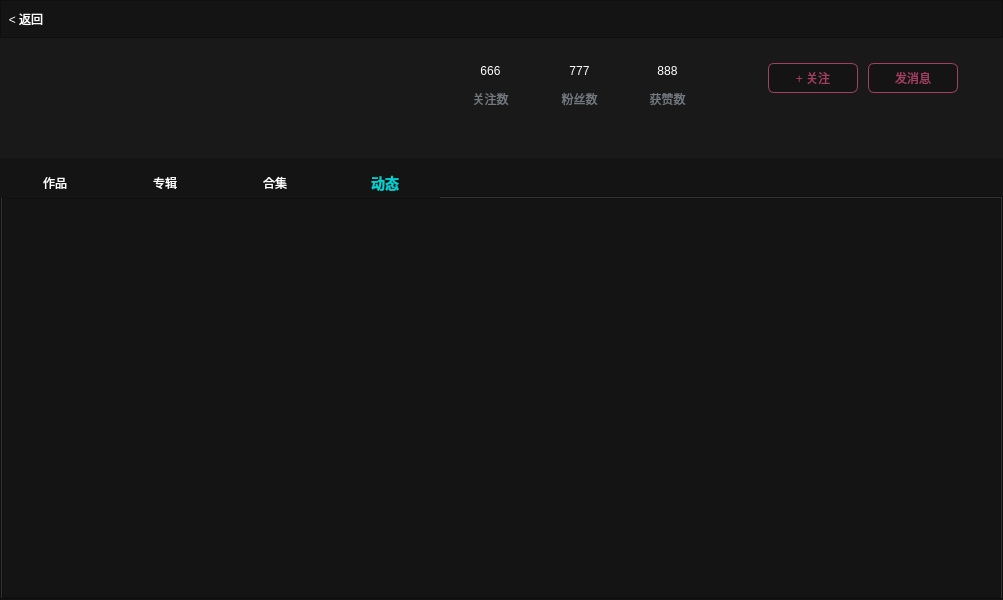
huizhang556/pc-video-player, file VideoPlayer/videomodels/PersonFileForm.ui: the form before one commit.
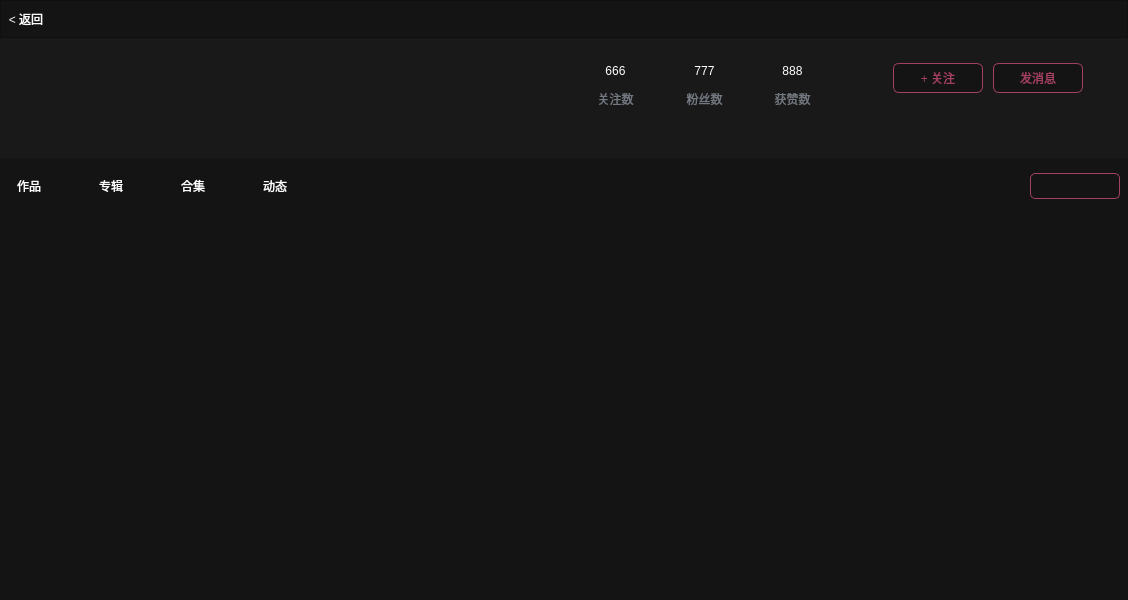
The form after the commit. The open tabs and pages were chosen to show the change. Icons and pictures are not drawn. Custom widgets are drawn as their Qt base class.

Commit message: 增加用户视频展示列表、专辑展示、合集展示、动态展示

Patch:
```diff
--- a/VideoPlayer/videomodels/PersonFileForm.ui
+++ b/VideoPlayer/videomodels/PersonFileForm.ui
@@ -6,7 +6,7 @@
    <rect>
     <x>0</x>
     <y>0</y>
-    <width>1003</width>
+    <width>1128</width>
     <height>600</height>
    </rect>
   </property>
@@ -150,7 +150,7 @@
           <number>0</number>
          </property>
          <item>
-          <widget class="QWidget" name="widget_usr" native="true">
+          <widget class="QFrame" name="frame_usr">
            <property name="minimumSize">
             <size>
              <width>0</width>
@@ -164,7 +164,7 @@
             </size>
            </property>
            <property name="styleSheet">
-            <string notr="true">#widget_usr
+            <string notr="true">#frame_usr
 {
 background-color:#191919;
 }</string>
@@ -728,7 +728,7 @@
 }</string>
            </property>
            <property name="currentIndex">
-            <number>0</number>
+            <number>3</number>
            </property>
            <widget class="QWidget" name="tab_history">
             <attribute name="title">
@@ -2434,7 +2434,7 @@
        <widget class="QWidget" name="page_otherusr">
         <layout class="QVBoxLayout" name="verticalLayout_19">
          <property name="spacing">
-          <number>10</number>
+          <number>0</number>
          </property>
          <property name="leftMargin">
           <number>0</number>
@@ -2493,13 +2493,13 @@
              <widget class="QFrame" name="frame_left">
               <property name="minimumSize">
                <size>
-                <width>340</width>
+                <width>360</width>
                 <height>0</height>
                </size>
               </property>
               <property name="maximumSize">
                <size>
-                <width>340</width>
+                <width>400</width>
                 <height>16777215</height>
                </size>
               </property>
@@ -2581,13 +2581,13 @@
                 <widget class="QFrame" name="frame_left_right">
                  <property name="minimumSize">
                   <size>
-                   <width>0</width>
-                   <height>110</height>
+                   <width>300</width>
+                   <height>0</height>
                   </size>
                  </property>
                  <property name="maximumSize">
                   <size>
-                   <width>16777215</width>
+                   <width>300</width>
                    <height>110</height>
                   </size>
                  </property>
@@ -2733,6 +2733,22 @@
                        </property>
                       </widget>
                      </item>
+                     <item>
+                      <spacer name="horizontalSpacer_32">
+                       <property name="orientation">
+                        <enum>Qt::Horizontal</enum>
+                       </property>
+                       <property name="sizeType">
+                        <enum>QSizePolicy::Fixed</enum>
+                       </property>
+                       <property name="sizeHint" stdset="0">
+                        <size>
+                         <width>50</width>
+                         <height>20</height>
+                        </size>
+                       </property>
+                      </spacer>
+                     </item>
                     </layout>
                    </widget>
                   </item>
@@ -2762,6 +2778,12 @@
                      </property>
                      <item>
                       <widget class="QLabel" name="label_motto">
+                       <property name="minimumSize">
+                        <size>
+                         <width>280</width>
+                         <height>0</height>
+                        </size>
+                       </property>
                        <property name="styleSheet">
                         <string notr="true">QLabel
 {
@@ -3285,47 +3307,250 @@
           </widget>
          </item>
          <item>
-          <widget class="QTabWidget" name="tabWidget_head">
+          <widget class="QWidget" name="widget_content" native="true">
+           <layout class="QVBoxLayout" name="verticalLayout_33">
+            <property name="spacing">
+             <number>0</number>
+            </property>
+            <property name="leftMargin">
+             <number>5</number>
+            </property>
+            <property name="topMargin">
+             <number>0</number>
+            </property>
+            <property name="rightMargin">
+             <number>0</number>
+            </property>
+            <property name="bottomMargin">
+             <number>0</number>
+            </property>
+            <item>
+             <widget class="QFrame" name="frame_stack">
+              <property name="minimumSize">
+               <size>
+                <width>0</width>
+                <height>56</height>
+               </size>
+              </property>
+              <property name="maximumSize">
+               <size>
+                <width>16777215</width>
+                <height>56</height>
+               </size>
+              </property>
            <property name="styleSheet">
-            <string notr="true">QTabWidget
+               <string notr="true">#frame_stack
 {
-outline:none;
+border: none;
+background-color: transparent;
 }
 
-
-QTabBar::tab
+#pushButton_produce,#pushButton_album,#pushButton_group,#pushButton_dongtai
 {
-min-width:100px;
-min-height: 20px;
 color: #ffffff;
-padding:5px;
+border: none;
 font: 400 14px &quot;微软雅黑&quot;;
-border-top-left-radius: 6px;
-border-top-right-radius: 6px;
-/*background-color:qlineargradient(x1: 0, y1: 0, x2: 0.7, y2: 0.7,stop: 0.3 rgb(40,150,200,160),stop: 0.6 rgb(40,150,200,220),stop:1 rgb(40,150,200,255));*/
 background-color: transparent;
+
 }
 
-QTabBar::tab:!selected
+#pushButton_produce:hover,#pushButton_album:hover,#pushButton_group:hover,#pushButton_dongtai:hover
 {
-margin-top: 0px;
+border-bottom:1px solid #f6a302; 
 }
 
-QTabBar::tab:selected
+#pushButton_produce:checked,#pushButton_album:checked,#pushButton_group:checked,#pushButton_dongtai:checked
 {
 color: #00d1d1;
-font-size:14px;
 font-weight:bold;
-background-color: rgba(212, 78, 125,0.0);
+border-bottom:1px solid #f6a302; 
+}
+
+#pushButton_return
+{
+color: rgb(163, 64, 99);
+text-align: right;
+padding-right:5px;
+border-radius: 5px;
+font: 400 13px &quot;微软雅黑&quot;;
+border: 1px solid rgb(163, 64, 99);
+background-color: transparent;
+}
+
+#pushButton_return:hover
+{
+color: #00d1d1;
+border: 1px solid  #00d1d1;
 }</string>
            </property>
-           <property name="currentIndex">
+              <property name="frameShape">
+               <enum>QFrame::StyledPanel</enum>
+              </property>
+              <property name="frameShadow">
+               <enum>QFrame::Raised</enum>
+              </property>
+              <layout class="QHBoxLayout" name="horizontalLayout_22">
+               <property name="spacing">
+                <number>50</number>
+               </property>
+               <property name="leftMargin">
+                <number>8</number>
+               </property>
+               <property name="topMargin">
             <number>0</number>
            </property>
-           <widget class="QWidget" name="tab_produce" native="true">
-            <attribute name="title">
+               <property name="rightMargin">
+                <number>8</number>
+               </property>
+               <property name="bottomMargin">
+                <number>0</number>
+               </property>
+               <item>
+                <widget class="QPushButton" name="pushButton_produce">
+                 <property name="minimumSize">
+                  <size>
+                   <width>32</width>
+                   <height>36</height>
+                  </size>
+                 </property>
+                 <property name="maximumSize">
+                  <size>
+                   <width>32</width>
+                   <height>36</height>
+                  </size>
+                 </property>
+                 <property name="text">
              <string>作品</string>
-            </attribute>
+                 </property>
+                </widget>
+               </item>
+               <item>
+                <widget class="QPushButton" name="pushButton_album">
+                 <property name="minimumSize">
+                  <size>
+                   <width>32</width>
+                   <height>36</height>
+                  </size>
+                 </property>
+                 <property name="maximumSize">
+                  <size>
+                   <width>32</width>
+                   <height>36</height>
+                  </size>
+                 </property>
+                 <property name="text">
+                  <string>专辑</string>
+                 </property>
+                </widget>
+               </item>
+               <item>
+                <widget class="QPushButton" name="pushButton_group">
+                 <property name="minimumSize">
+                  <size>
+                   <width>32</width>
+                   <height>36</height>
+                  </size>
+                 </property>
+                 <property name="maximumSize">
+                  <size>
+                   <width>32</width>
+                   <height>36</height>
+                  </size>
+                 </property>
+                 <property name="text">
+                  <string>合集</string>
+                 </property>
+                </widget>
+               </item>
+               <item>
+                <widget class="QPushButton" name="pushButton_dongtai">
+                 <property name="minimumSize">
+                  <size>
+                   <width>32</width>
+                   <height>36</height>
+                  </size>
+                 </property>
+                 <property name="maximumSize">
+                  <size>
+                   <width>32</width>
+                   <height>36</height>
+                  </size>
+                 </property>
+                 <property name="text">
+                  <string>动态</string>
+                 </property>
+                </widget>
+               </item>
+               <item>
+                <spacer name="horizontalSpacer_29">
+                 <property name="orientation">
+                  <enum>Qt::Horizontal</enum>
+                 </property>
+                 <property name="sizeHint" stdset="0">
+                  <size>
+                   <width>514</width>
+                   <height>20</height>
+                  </size>
+                 </property>
+                </spacer>
+               </item>
+               <item>
+                <widget class="QPushButton" name="pushButton_return">
+                 <property name="minimumSize">
+                  <size>
+                   <width>90</width>
+                   <height>26</height>
+                  </size>
+                 </property>
+                 <property name="maximumSize">
+                  <size>
+                   <width>90</width>
+                   <height>26</height>
+                  </size>
+                 </property>
+                 <property name="styleSheet">
+                  <string notr="true"/>
+                 </property>
+                 <property name="text">
+                  <string/>
+                 </property>
+                </widget>
+               </item>
+              </layout>
+             </widget>
+            </item>
+            <item>
+             <widget class="QStackedWidget" name="stackedWidget_display">
+              <property name="styleSheet">
+               <string notr="true">#stackedWidget_display
+{
+outline:none;
+border: none;
+background-color: transparent;
+}
+
+
+/*tabwidget里面的所有listwidget*/
+QListWidget
+{
+border: none;
+background-color: transparent;
+}
+
+QListWidget::item
+{
+background-color: transparent;
+}
+
+QListWidget::item:hover,QListWidget::item:selected,QListWidget::item:!selected
+{
+background-color: transparent;
+}</string>
+              </property>
+              <property name="currentIndex">
+               <number>0</number>
+              </property>
+              <widget class="QWidget" name="stack_produce">
             <layout class="QVBoxLayout" name="verticalLayout_20">
              <property name="spacing">
               <number>0</number>
@@ -3347,10 +3572,7 @@
              </item>
             </layout>
            </widget>
-           <widget class="QWidget" name="tab_zhuanji">
-            <attribute name="title">
-             <string>专辑</string>
-            </attribute>
+              <widget class="QWidget" name="stack_zhuanji">
             <layout class="QVBoxLayout" name="verticalLayout_21">
              <property name="spacing">
               <number>0</number>
@@ -3372,10 +3594,7 @@
              </item>
             </layout>
            </widget>
-           <widget class="QWidget" name="tab_heji" native="true">
-            <attribute name="title">
-             <string>合集</string>
-            </attribute>
+              <widget class="QWidget" name="stack_heji">
             <layout class="QVBoxLayout" name="verticalLayout_22">
              <property name="spacing">
               <number>0</number>
@@ -3397,10 +3616,7 @@
              </item>
             </layout>
            </widget>
-           <widget class="QWidget" name="tab_dongtai">
-            <attribute name="title">
-             <string>动态</string>
-            </attribute>
+              <widget class="QWidget" name="stack_dongtai">
             <layout class="QVBoxLayout" name="verticalLayout_23">
              <property name="spacing">
               <number>0</number>
@@ -3422,13 +3638,13 @@
                <property name="widgetResizable">
                 <bool>true</bool>
                </property>
-               <widget class="QWidget" name="scrollAreaWidgetContents">
+                  <widget class="QWidget" name="scrollArea_activity">
                 <property name="geometry">
                  <rect>
                   <x>0</x>
                   <y>0</y>
-                  <width>993</width>
-                  <height>393</height>
+                     <width>98</width>
+                     <height>28</height>
                  </rect>
                 </property>
                </widget>
@@ -3436,6 +3652,103 @@
              </item>
             </layout>
            </widget>
+              <widget class="QWidget" name="stack_blank">
+               <layout class="QVBoxLayout" name="verticalLayout_32">
+                <item>
+                 <layout class="QVBoxLayout" name="verticalLayout_31">
+                  <item>
+                   <spacer name="verticalSpacer_9">
+                    <property name="orientation">
+                     <enum>Qt::Vertical</enum>
+                    </property>
+                    <property name="sizeHint" stdset="0">
+                     <size>
+                      <width>20</width>
+                      <height>40</height>
+                     </size>
+                    </property>
+                   </spacer>
+                  </item>
+                  <item>
+                   <layout class="QHBoxLayout" name="horizontalLayout_23">
+                    <item>
+                     <spacer name="horizontalSpacer_30">
+                      <property name="orientation">
+                       <enum>Qt::Horizontal</enum>
+                      </property>
+                      <property name="sizeHint" stdset="0">
+                       <size>
+                        <width>40</width>
+                        <height>20</height>
+                       </size>
+                      </property>
+                     </spacer>
+                    </item>
+                    <item>
+                     <widget class="QToolButton" name="toolButton_blank">
+                      <property name="minimumSize">
+                       <size>
+                        <width>200</width>
+                        <height>240</height>
+                       </size>
+                      </property>
+                      <property name="maximumSize">
+                       <size>
+                        <width>200</width>
+                        <height>240</height>
+                       </size>
+                      </property>
+                      <property name="styleSheet">
+                       <string notr="true">QToolButton
+{
+color: gray;
+text-align: center;
+font: 400 18px &quot;微软雅黑&quot;;
+border: none;
+}
+
+</string>
+                      </property>
+                      <property name="text">
+                       <string/>
+                      </property>
+                     </widget>
+                    </item>
+                    <item>
+                     <spacer name="horizontalSpacer_31">
+                      <property name="orientation">
+                       <enum>Qt::Horizontal</enum>
+                      </property>
+                      <property name="sizeHint" stdset="0">
+                       <size>
+                        <width>40</width>
+                        <height>20</height>
+                       </size>
+                      </property>
+                     </spacer>
+                    </item>
+                   </layout>
+                  </item>
+                  <item>
+                   <spacer name="verticalSpacer_8">
+                    <property name="orientation">
+                     <enum>Qt::Vertical</enum>
+                    </property>
+                    <property name="sizeHint" stdset="0">
+                     <size>
+                      <width>20</width>
+                      <height>40</height>
+                     </size>
+                    </property>
+                   </spacer>
+                  </item>
+                 </layout>
+                </item>
+               </layout>
+              </widget>
+             </widget>
+            </item>
+           </layout>
           </widget>
          </item>
         </layout>
```
Lines whose indentation alone changed are shown as unchanged. The commit also changes 30 other files.
